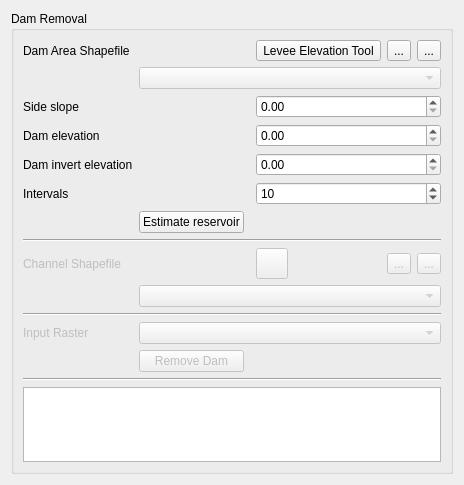
First picture: the form in flo2d/ui/pre_processing_widget.ui, repository FLO-2DSoftware/qgis-flo-2d-plugin, before the edit.
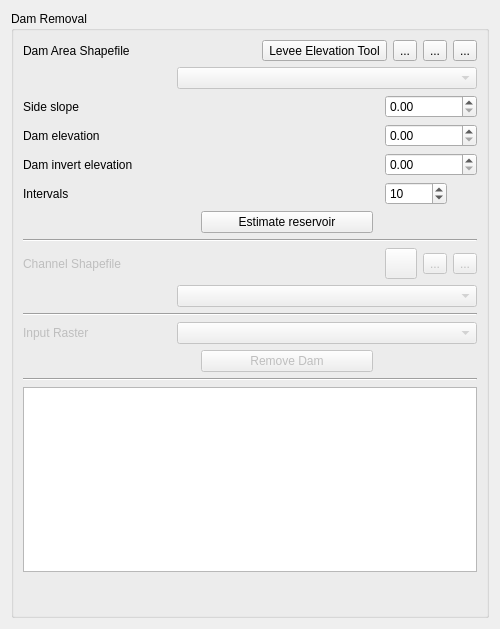
Second picture: the form after the edit. Icons and pictures are not drawn.

Commit message: Add help button to Pre-processing Tool widget

What changed in the file:
```diff
--- a/flo2d/ui/pre_processing_widget.ui
+++ b/flo2d/ui/pre_processing_widget.ui
@@ -6,97 +6,30 @@
    <rect>
     <x>0</x>
     <y>0</y>
-    <width>407</width>
-    <height>485</height>
+    <width>500</width>
+    <height>629</height>
    </rect>
   </property>
   <property name="windowTitle">
    <string>Form</string>
   </property>
-  <layout class="QGridLayout" name="gridLayout">
-   <item row="0" column="1">
+  <layout class="QGridLayout" name="gridLayout_2">
+   <item row="0" column="0">
     <widget class="QGroupBox" name="groupBox">
      <property name="title">
       <string>Dam Removal</string>
      </property>
-     <layout class="QGridLayout" name="gridLayout_3">
-      <item row="0" column="0">
-       <layout class="QGridLayout" name="gridLayout_2">
-        <item row="2" column="0">
-         <spacer name="horizontalSpacer_7">
-          <property name="orientation">
-           <enum>Qt::Horizontal</enum>
-          </property>
-          <property name="sizeHint" stdset="0">
-           <size>
-            <width>40</width>
-            <height>20</height>
-           </size>
-          </property>
-         </spacer>
-        </item>
-        <item row="6" column="0">
-         <widget class="QLabel" name="label_7">
-          <property name="text">
-           <string>Intervals</string>
-          </property>
-         </widget>
-        </item>
-        <item row="4" column="3" colspan="3">
-         <widget class="QDoubleSpinBox" name="h_top_sb">
-          <property name="maximum">
-           <double>9999.000000000000000</double>
-          </property>
-         </widget>
-        </item>
-        <item row="15" column="0" colspan="6">
-         <widget class="Line" name="line_3">
-          <property name="orientation">
-           <enum>Qt::Horizontal</enum>
-          </property>
-         </widget>
-        </item>
-        <item row="5" column="3" colspan="3">
-         <widget class="QDoubleSpinBox" name="h_bottom_sb">
-          <property name="maximum">
-           <double>9999.000000000000000</double>
-          </property>
-         </widget>
-        </item>
-        <item row="14" column="0">
-         <spacer name="horizontalSpacer_8">
-          <property name="orientation">
-           <enum>Qt::Horizontal</enum>
-          </property>
-          <property name="sizeHint" stdset="0">
-           <size>
-            <width>40</width>
-            <height>20</height>
-           </size>
-          </property>
-         </spacer>
-        </item>
-        <item row="1" column="0">
+     <layout class="QGridLayout" name="gridLayout">
+      <item row="0" column="0" colspan="6">
+       <layout class="QHBoxLayout" name="horizontalLayout_5">
+        <item>
          <widget class="QLabel" name="label_2">
           <property name="text">
            <string>Dam Area Shapefile</string>
           </property>
          </widget>
         </item>
-        <item row="3" column="1" colspan="2">
-         <spacer name="horizontalSpacer_2">
-          <property name="orientation">
-           <enum>Qt::Horizontal</enum>
-          </property>
-          <property name="sizeHint" stdset="0">
-           <size>
-            <width>40</width>
-            <height>20</height>
-           </size>
-          </property>
-         </spacer>
-        </item>
-        <item row="1" column="1" colspan="2">
+        <item>
          <spacer name="horizontalSpacer">
           <property name="orientation">
            <enum>Qt::Horizontal</enum>
@@ -109,47 +42,9 @@
           </property>
          </spacer>
         </item>
-        <item row="2" column="1" colspan="5">
-         <widget class="QComboBox" name="dam_area_cbo">
-          <property name="enabled">
-           <bool>false</bool>
-          </property>
-         </widget>
-        </item>
-        <item row="1" column="4">
-         <widget class="QToolButton" name="save_changes_dam_btn">
-          <property name="toolTip">
-           <string>Save dam area</string>
-          </property>
-          <property name="text">
-           <string>...</string>
-          </property>
-          <property name="icon">
-           <iconset>
-            <normaloff>../img/mActionSaveAllEdits.svg</normaloff>../img/mActionSaveAllEdits.svg</iconset>
-          </property>
-          <property name="iconSize">
-           <size>
-            <width>24</width>
-            <height>24</height>
-           </size>
-          </property>
-         </widget>
-        </item>
-        <item row="7" column="0">
-         <spacer name="horizontalSpacer_10">
-          <property name="orientation">
-           <enum>Qt::Horizontal</enum>
-          </property>
-          <property name="sizeHint" stdset="0">
-           <size>
-            <width>40</width>
-            <height>20</height>
-           </size>
-          </property>
-         </spacer>
-        </item>
-        <item row="1" column="3">
+        <item>
+         <layout class="QHBoxLayout" name="horizontalLayout_4">
+          <item>
          <widget class="QToolButton" name="dam_area_tool_btn">
           <property name="toolTip">
            <string>Dam area</string>
@@ -172,180 +67,223 @@
           </property>
          </widget>
         </item>
-        <item row="8" column="0" colspan="6">
-         <widget class="Line" name="line">
+          <item>
+           <widget class="QToolButton" name="save_changes_dam_btn">
+            <property name="toolTip">
+             <string>Save dam area</string>
+            </property>
+            <property name="text">
+             <string>...</string>
+            </property>
+            <property name="icon">
+             <iconset>
+              <normaloff>../img/mActionSaveAllEdits.svg</normaloff>../img/mActionSaveAllEdits.svg</iconset>
+            </property>
+            <property name="iconSize">
+             <size>
+              <width>24</width>
+              <height>24</height>
+             </size>
+            </property>
+           </widget>
+          </item>
+          <item>
+           <widget class="QToolButton" name="delete_dam_btn">
+            <property name="toolTip">
+             <string>Delete current dam area</string>
+            </property>
+            <property name="text">
+             <string>...</string>
+            </property>
+            <property name="icon">
+             <iconset>
+              <normaloff>../img/mActionDeleteSelected.svg</normaloff>../img/mActionDeleteSelected.svg</iconset>
+            </property>
+            <property name="iconSize">
+             <size>
+              <width>24</width>
+              <height>24</height>
+             </size>
+            </property>
+           </widget>
+          </item>
+          <item>
+           <widget class="QToolButton" name="pre_processing_help_btn">
+            <property name="enabled">
+             <bool>true</bool>
+            </property>
+            <property name="minimumSize">
+             <size>
+              <width>0</width>
+              <height>0</height>
+             </size>
+            </property>
+            <property name="maximumSize">
+             <size>
+              <width>16777215</width>
+              <height>16777215</height>
+             </size>
+            </property>
+            <property name="toolTip">
+             <string>Pre-processing Help</string>
+            </property>
+            <property name="text">
+             <string>...</string>
+            </property>
+            <property name="icon">
+             <iconset>
+              <normaloff>../img/help.svg</normaloff>../img/help.svg</iconset>
+            </property>
+            <property name="iconSize">
+             <size>
+              <width>24</width>
+              <height>24</height>
+             </size>
+            </property>
+           </widget>
+          </item>
+         </layout>
+        </item>
+       </layout>
+      </item>
+      <item row="1" column="0" colspan="6">
+       <layout class="QHBoxLayout" name="horizontalLayout">
+        <item>
+         <spacer name="horizontalSpacer_7">
           <property name="orientation">
            <enum>Qt::Horizontal</enum>
           </property>
+          <property name="sizeHint" stdset="0">
+           <size>
+            <width>138</width>
+            <height>20</height>
+           </size>
+          </property>
+         </spacer>
+        </item>
+        <item>
+         <widget class="QComboBox" name="dam_area_cbo">
+          <property name="enabled">
+           <bool>false</bool>
+          </property>
+          <property name="sizePolicy">
+           <sizepolicy hsizetype="MinimumExpanding" vsizetype="Fixed">
+            <horstretch>0</horstretch>
+            <verstretch>0</verstretch>
+           </sizepolicy>
+          </property>
+          <property name="minimumSize">
+           <size>
+            <width>300</width>
+            <height>0</height>
+           </size>
+          </property>
          </widget>
         </item>
-        <item row="9" column="1" colspan="2">
-         <spacer name="horizontalSpacer_3">
+       </layout>
+      </item>
+      <item row="2" column="0">
+       <widget class="QLabel" name="label_4">
+        <property name="text">
+         <string>Side slope</string>
+        </property>
+       </widget>
+      </item>
+      <item row="2" column="1">
+       <spacer name="horizontalSpacer_2">
           <property name="orientation">
            <enum>Qt::Horizontal</enum>
           </property>
           <property name="sizeHint" stdset="0">
            <size>
-            <width>40</width>
+          <width>150</width>
             <height>20</height>
            </size>
           </property>
          </spacer>
         </item>
-        <item row="4" column="1" colspan="2">
+      <item row="2" column="3" colspan="3">
+       <widget class="QDoubleSpinBox" name="side_slope_sb">
+        <property name="maximum">
+         <double>9999.000000000000000</double>
+        </property>
+       </widget>
+      </item>
+      <item row="3" column="0">
+       <widget class="QLabel" name="label_5">
+        <property name="text">
+         <string>Dam elevation</string>
+        </property>
+       </widget>
+      </item>
+      <item row="3" column="1">
          <spacer name="horizontalSpacer_5">
           <property name="orientation">
            <enum>Qt::Horizontal</enum>
           </property>
           <property name="sizeHint" stdset="0">
            <size>
-            <width>40</width>
+          <width>150</width>
             <height>20</height>
            </size>
           </property>
          </spacer>
         </item>
-        <item row="9" column="4">
-         <widget class="QToolButton" name="save_changes_channel_btn">
-          <property name="enabled">
-           <bool>false</bool>
-          </property>
-          <property name="toolTip">
-           <string>Save channel</string>
-          </property>
-          <property name="text">
-           <string>...</string>
-          </property>
-          <property name="icon">
-           <iconset>
-            <normaloff>../img/mActionSaveAllEdits.svg</normaloff>../img/mActionSaveAllEdits.svg</iconset>
-          </property>
-          <property name="iconSize">
-           <size>
-            <width>24</width>
-            <height>24</height>
-           </size>
-          </property>
-         </widget>
-        </item>
-        <item row="6" column="1">
-         <spacer name="horizontalSpacer_12">
-          <property name="orientation">
-           <enum>Qt::Horizontal</enum>
-          </property>
-          <property name="sizeHint" stdset="0">
-           <size>
-            <width>40</width>
-            <height>20</height>
-           </size>
-          </property>
-         </spacer>
-        </item>
-        <item row="11" column="0" colspan="6">
-         <widget class="Line" name="line_2">
-          <property name="orientation">
-           <enum>Qt::Horizontal</enum>
-          </property>
-         </widget>
-        </item>
-        <item row="5" column="0">
+      <item row="3" column="3" colspan="3">
+       <widget class="QDoubleSpinBox" name="h_top_sb">
+        <property name="maximum">
+         <double>9999.000000000000000</double>
+        </property>
+       </widget>
+      </item>
+      <item row="4" column="0">
          <widget class="QLabel" name="label_6">
           <property name="text">
            <string>Dam invert elevation</string>
           </property>
          </widget>
         </item>
-        <item row="4" column="0">
-         <widget class="QLabel" name="label_5">
-          <property name="text">
-           <string>Dam elevation</string>
-          </property>
-         </widget>
-        </item>
-        <item row="10" column="0">
-         <spacer name="horizontalSpacer_4">
-          <property name="orientation">
-           <enum>Qt::Horizontal</enum>
-          </property>
-          <property name="sizeHint" stdset="0">
-           <size>
-            <width>40</width>
-            <height>20</height>
-           </size>
-          </property>
-         </spacer>
-        </item>
-        <item row="13" column="0">
-         <widget class="QLabel" name="label">
-          <property name="enabled">
-           <bool>false</bool>
-          </property>
-          <property name="text">
-           <string>Input Raster</string>
-          </property>
-         </widget>
-        </item>
-        <item row="7" column="1">
-         <widget class="QPushButton" name="estimate_btn">
-          <property name="text">
-           <string>Estimate reservoir</string>
-          </property>
-         </widget>
-        </item>
-        <item row="14" column="1">
-         <widget class="QPushButton" name="remove_dam_btn">
-          <property name="enabled">
-           <bool>false</bool>
-          </property>
-          <property name="text">
-           <string>Remove Dam</string>
-          </property>
-         </widget>
-        </item>
-        <item row="5" column="1" colspan="2">
+      <item row="4" column="1">
          <spacer name="horizontalSpacer_6">
           <property name="orientation">
            <enum>Qt::Horizontal</enum>
           </property>
           <property name="sizeHint" stdset="0">
            <size>
-            <width>40</width>
+          <width>150</width>
             <height>20</height>
            </size>
           </property>
          </spacer>
         </item>
-        <item row="3" column="3" colspan="3">
-         <widget class="QDoubleSpinBox" name="side_slope_sb">
+      <item row="4" column="3" colspan="3">
+       <widget class="QDoubleSpinBox" name="h_bottom_sb">
           <property name="maximum">
            <double>9999.000000000000000</double>
           </property>
          </widget>
         </item>
-        <item row="9" column="5">
-         <widget class="QToolButton" name="delete_channel_btn">
-          <property name="enabled">
-           <bool>false</bool>
-          </property>
-          <property name="toolTip">
-           <string>Delete current</string>
-          </property>
+      <item row="5" column="0">
+       <widget class="QLabel" name="label_7">
           <property name="text">
-           <string>...</string>
-          </property>
-          <property name="icon">
-           <iconset>
-            <normaloff>../img/mActionDeleteSelected.svg</normaloff>../img/mActionDeleteSelected.svg</iconset>
-          </property>
-          <property name="iconSize">
+         <string>Intervals</string>
+        </property>
+       </widget>
+      </item>
+      <item row="5" column="1">
+       <spacer name="horizontalSpacer_12">
+        <property name="orientation">
+         <enum>Qt::Horizontal</enum>
+        </property>
+        <property name="sizeHint" stdset="0">
            <size>
-            <width>24</width>
-            <height>24</height>
-           </size>
-          </property>
-         </widget>
-        </item>
-        <item row="6" column="3" colspan="3">
+          <width>150</width>
+          <height>20</height>
+         </size>
+        </property>
+       </spacer>
+      </item>
+      <item row="5" column="3" colspan="2">
          <widget class="QSpinBox" name="intervals_sb">
           <property name="minimum">
            <number>1</number>
@@ -355,7 +293,70 @@
           </property>
          </widget>
         </item>
-        <item row="9" column="3">
+      <item row="6" column="0">
+       <spacer name="horizontalSpacer_10">
+        <property name="orientation">
+         <enum>Qt::Horizontal</enum>
+        </property>
+        <property name="sizeHint" stdset="0">
+         <size>
+          <width>151</width>
+          <height>20</height>
+         </size>
+        </property>
+       </spacer>
+      </item>
+      <item row="6" column="1">
+       <widget class="QPushButton" name="estimate_btn">
+        <property name="text">
+         <string>Estimate reservoir</string>
+        </property>
+       </widget>
+      </item>
+      <item row="6" column="3" colspan="2">
+       <spacer name="horizontalSpacer_11">
+        <property name="orientation">
+         <enum>Qt::Horizontal</enum>
+        </property>
+        <property name="sizeHint" stdset="0">
+         <size>
+          <width>68</width>
+          <height>20</height>
+         </size>
+        </property>
+       </spacer>
+      </item>
+      <item row="7" column="0" colspan="6">
+       <widget class="Line" name="line">
+        <property name="orientation">
+         <enum>Qt::Horizontal</enum>
+        </property>
+       </widget>
+      </item>
+      <item row="8" column="0">
+       <widget class="QLabel" name="label_3">
+        <property name="enabled">
+         <bool>false</bool>
+        </property>
+        <property name="text">
+         <string>Channel Shapefile</string>
+        </property>
+       </widget>
+      </item>
+      <item row="8" column="1">
+       <spacer name="horizontalSpacer_3">
+        <property name="orientation">
+         <enum>Qt::Horizontal</enum>
+        </property>
+        <property name="sizeHint" stdset="0">
+         <size>
+          <width>150</width>
+          <height>20</height>
+         </size>
+        </property>
+       </spacer>
+      </item>
+      <item row="8" column="3">
          <widget class="QToolButton" name="channel_tool_btn">
           <property name="enabled">
            <bool>false</bool>
@@ -381,89 +382,169 @@
           </property>
          </widget>
         </item>
-        <item row="7" column="3" colspan="3">
-         <spacer name="horizontalSpacer_11">
+      <item row="8" column="4">
+       <widget class="QToolButton" name="save_changes_channel_btn">
+        <property name="enabled">
+         <bool>false</bool>
+        </property>
+        <property name="toolTip">
+         <string>Save channel</string>
+        </property>
+        <property name="text">
+         <string>...</string>
+        </property>
+        <property name="icon">
+         <iconset>
+          <normaloff>../img/mActionSaveAllEdits.svg</normaloff>../img/mActionSaveAllEdits.svg</iconset>
+        </property>
+        <property name="iconSize">
+         <size>
+          <width>24</width>
+          <height>24</height>
+         </size>
+        </property>
+       </widget>
+      </item>
+      <item row="8" column="5">
+       <widget class="QToolButton" name="delete_channel_btn">
+        <property name="enabled">
+         <bool>false</bool>
+        </property>
+        <property name="toolTip">
+         <string>Delete current</string>
+        </property>
+        <property name="text">
+         <string>...</string>
+        </property>
+        <property name="icon">
+         <iconset>
+          <normaloff>../img/mActionDeleteSelected.svg</normaloff>../img/mActionDeleteSelected.svg</iconset>
+        </property>
+        <property name="iconSize">
+         <size>
+          <width>24</width>
+          <height>24</height>
+         </size>
+        </property>
+       </widget>
+      </item>
+      <item row="9" column="0" colspan="6">
+       <layout class="QHBoxLayout" name="horizontalLayout_2">
+        <item>
+         <spacer name="horizontalSpacer_4">
           <property name="orientation">
            <enum>Qt::Horizontal</enum>
           </property>
           <property name="sizeHint" stdset="0">
            <size>
-            <width>40</width>
+            <width>138</width>
             <height>20</height>
            </size>
           </property>
          </spacer>
         </item>
-        <item row="10" column="1" colspan="5">
+        <item>
          <widget class="QComboBox" name="channel_cbo">
           <property name="enabled">
            <bool>false</bool>
           </property>
-         </widget>
-        </item>
-        <item row="3" column="0">
-         <widget class="QLabel" name="label_4">
-          <property name="text">
-           <string>Side slope</string>
+          <property name="sizePolicy">
+           <sizepolicy hsizetype="MinimumExpanding" vsizetype="Fixed">
+            <horstretch>0</horstretch>
+            <verstretch>0</verstretch>
+           </sizepolicy>
           </property>
-         </widget>
-        </item>
-        <item row="1" column="5">
-         <widget class="QToolButton" name="delete_dam_btn">
-          <property name="toolTip">
-           <string>Delete current dam area</string>
-          </property>
-          <property name="text">
-           <string>...</string>
-          </property>
-          <property name="icon">
-           <iconset>
-            <normaloff>../img/mActionDeleteSelected.svg</normaloff>../img/mActionDeleteSelected.svg</iconset>
-          </property>
-          <property name="iconSize">
+          <property name="minimumSize">
            <size>
-            <width>24</width>
-            <height>24</height>
+            <width>300</width>
+            <height>0</height>
            </size>
           </property>
          </widget>
         </item>
-        <item row="16" column="0" colspan="6">
-         <widget class="QTextEdit" name="results_te"/>
-        </item>
-        <item row="14" column="2" colspan="4">
-         <spacer name="horizontalSpacer_9">
+       </layout>
+      </item>
+      <item row="10" column="0" colspan="6">
+       <widget class="Line" name="line_2">
           <property name="orientation">
            <enum>Qt::Horizontal</enum>
           </property>
-          <property name="sizeHint" stdset="0">
-           <size>
-            <width>40</width>
-            <height>20</height>
-           </size>
-          </property>
-         </spacer>
-        </item>
-        <item row="9" column="0">
-         <widget class="QLabel" name="label_3">
+       </widget>
+      </item>
+      <item row="11" column="0" colspan="6">
+       <layout class="QHBoxLayout" name="horizontalLayout_3">
+        <item>
+         <widget class="QLabel" name="label">
           <property name="enabled">
            <bool>false</bool>
           </property>
           <property name="text">
-           <string>Channel Shapefile</string>
+           <string>Input Raster</string>
           </property>
          </widget>
         </item>
-        <item row="13" column="1" colspan="5">
+        <item>
          <widget class="QComboBox" name="srcRasterCbo">
           <property name="enabled">
            <bool>false</bool>
           </property>
+          <property name="minimumSize">
+           <size>
+            <width>300</width>
+            <height>0</height>
+           </size>
+          </property>
          </widget>
         </item>
        </layout>
       </item>
-      <item row="2" column="0">
+      <item row="12" column="0">
+       <spacer name="horizontalSpacer_8">
+        <property name="orientation">
+         <enum>Qt::Horizontal</enum>
+        </property>
+        <property name="sizeHint" stdset="0">
+         <size>
+          <width>151</width>
+          <height>20</height>
+         </size>
+        </property>
+       </spacer>
+      </item>
+      <item row="12" column="1">
+       <widget class="QPushButton" name="remove_dam_btn">
+        <property name="enabled">
+         <bool>false</bool>
+        </property>
+        <property name="text">
+         <string>Remove Dam</string>
+        </property>
+       </widget>
+      </item>
+      <item row="12" column="2" colspan="2">
+       <spacer name="horizontalSpacer_9">
+        <property name="orientation">
+         <enum>Qt::Horizontal</enum>
+        </property>
+        <property name="sizeHint" stdset="0">
+         <size>
+          <width>38</width>
+          <height>20</height>
+         </size>
+        </property>
+       </spacer>
+      </item>
+      <item row="13" column="0" colspan="6">
+       <widget class="Line" name="line_3">
+        <property name="orientation">
+         <enum>Qt::Horizontal</enum>
+        </property>
+       </widget>
+      </item>
+      <item row="14" column="0" colspan="6">
+       <widget class="QTextEdit" name="results_te"/>
+      </item>
+      <item row="15" column="0">
        <spacer name="verticalSpacer">
         <property name="orientation">
          <enum>Qt::Vertical</enum>
```
Lines whose indentation alone changed are shown as unchanged. The commit also changes 1 other file.
